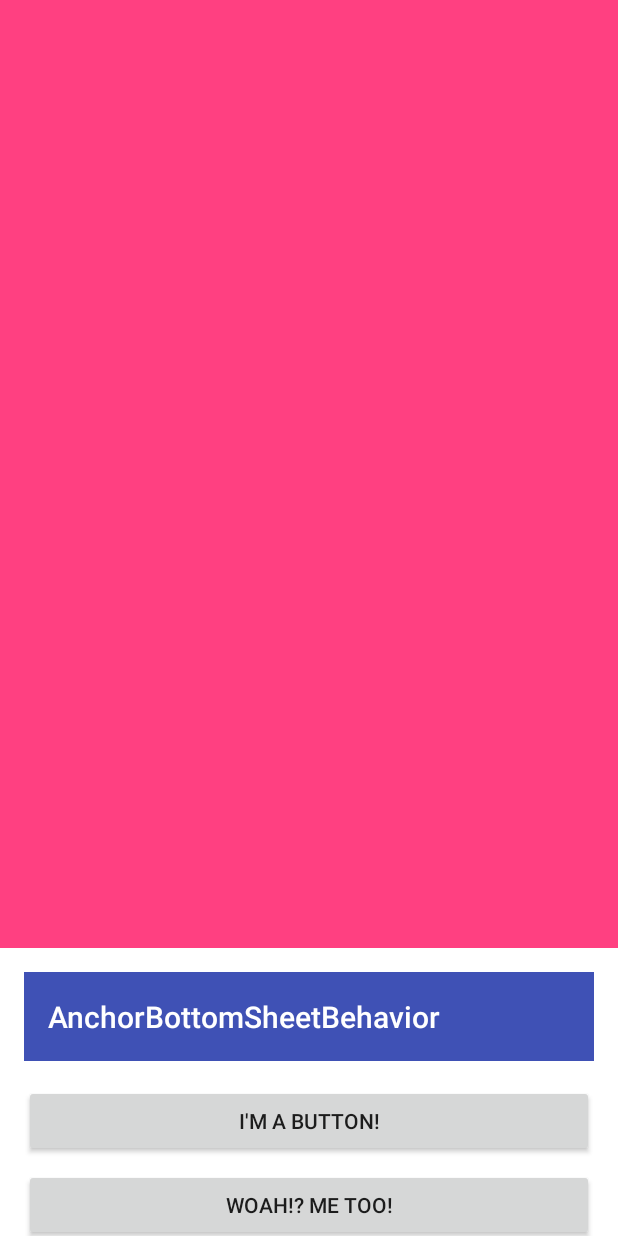
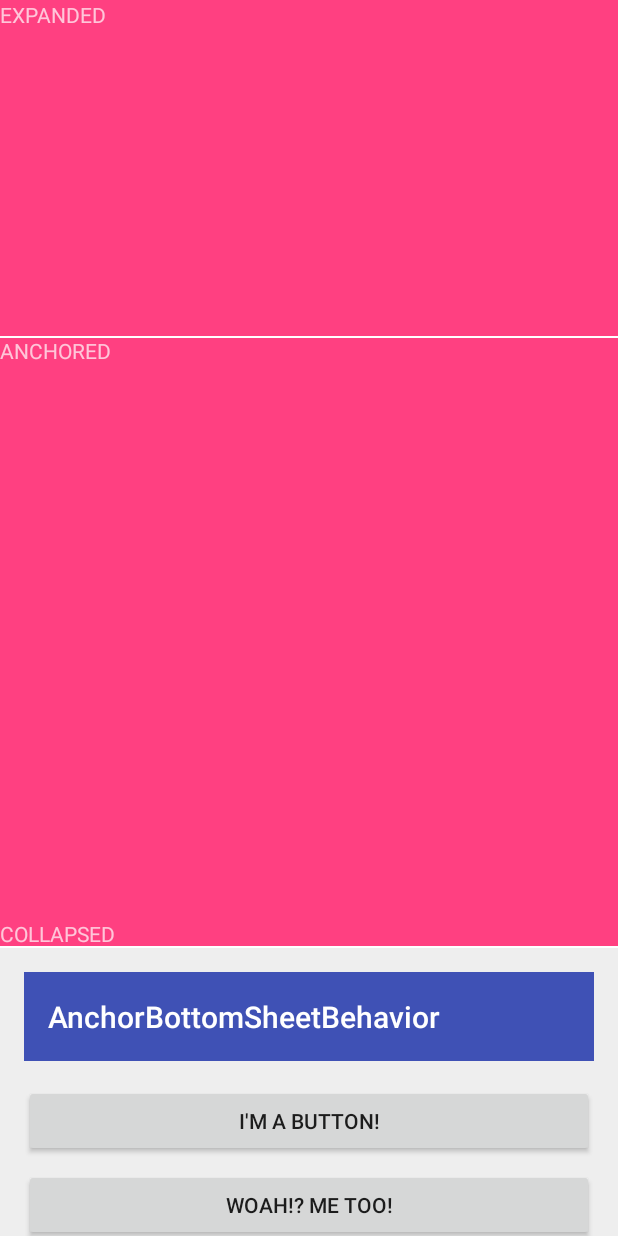
Before and after one commit to trafi/anchor-bottom-sheet-behavior, an Android app: the screen it shows after launch (MainActivity), on a phone screen of 412 x 824 dp. Run offline under Robolectric (Android 15) with nearby library versions, the phone set to English and light mode, and no system bars; 1 statement that could not run was skipped.

Commit message:
Add keylines to sample layout.

```diff
--- a/sample/src/main/res/layout/activity_main.xml
+++ b/sample/src/main/res/layout/activity_main.xml
@@ -6,20 +6,59 @@
     android:layout_width="match_parent"
     android:layout_height="match_parent"
     android:background="?colorAccent"
-    tools:context=".MainActivity">
+    tools:context=".MainActivity"
+    tools:ignore="HardcodedText,UnusedAttribute">
+
+    <View
+        android:id="@+id/anchored_keyline"
+        android:layout_width="match_parent"
+        android:layout_height="1dp"
+        android:layout_gravity="top"
+        android:layout_marginTop="@dimen/anchor_offset"
+        android:background="@android:color/white" />
+
+    <View
+        android:id="@+id/collapsed_keyline"
+        android:layout_width="match_parent"
+        android:layout_height="1dp"
+        android:layout_gravity="bottom"
+        android:layout_marginBottom="@dimen/peek_height"
+        android:background="@android:color/white" />
+
+    <TextView
+        android:layout_width="match_parent"
+        android:layout_height="wrap_content"
+        android:layout_gravity="bottom"
+        android:layout_marginBottom="@dimen/peek_height"
+        android:text="Collapsed"
+        android:textAllCaps="true" />
+
+    <TextView
+        android:layout_width="match_parent"
+        android:layout_height="wrap_content"
+        android:layout_gravity="top"
+        android:layout_marginTop="@dimen/anchor_offset"
+        android:text="Anchored"
+        android:textAllCaps="true" />
+
+    <TextView
+        android:layout_width="match_parent"
+        android:layout_height="wrap_content"
+        android:layout_gravity="top"
+        android:text="Expanded"
+        android:textAllCaps="true" />
 
     <LinearLayout
         android:id="@+id/bottom_sheet"
         android:layout_width="match_parent"
         android:layout_height="wrap_content"
-        android:background="@android:color/white"
+        android:background="#EEE"
         android:orientation="vertical"
-        app:behavior_anchorOffset="224dp"
-        app:behavior_peekHeight="192dp"
+        app:behavior_anchorOffset="@dimen/anchor_offset"
+        app:behavior_peekHeight="@dimen/peek_height"
         app:layout_behavior="com.trafi.anchorbottomsheetbehavior.AnchorBottomSheetBehavior">
 
         <TextView
-            android:id="@+id/mock_search_view"
             style="@style/TextAppearance.AppCompat.Title"
             android:layout_width="match_parent"
             android:layout_height="wrap_content"
@@ -29,13 +68,13 @@
             android:background="?colorPrimary"
             android:gravity="center_vertical"
             android:padding="16dp"
-            android:text="@string/app_name"
-            android:textColor="@android:color/primary_text_dark" />
+            android:text="@string/app_name" />
 
         <android.support.v4.widget.NestedScrollView
             android:layout_width="match_parent"
             android:layout_height="match_parent"
-            android:scrollbars="vertical">
+            android:scrollbars="vertical"
+            android:theme="@style/Theme.AppCompat.Light">
 
             <LinearLayout
                 android:layout_width="match_parent"
--- a/sample/src/main/res/values-w820dp/dimens.xml
+++ /dev/null
@@ -1,6 +0,0 @@
-<resources>
-    <!-- Example customization of dimensions originally defined in res/values/dimens.xml
-         (such as screen margins) for screens with more than 820dp of available width. This
-         would include 7" and 10" devices in landscape (~960dp and ~1280dp respectively). -->
-    <dimen name="activity_horizontal_margin">64dp</dimen>
-</resources>
--- a/sample/src/main/res/values/dimens.xml
+++ b/sample/src/main/res/values/dimens.xml
@@ -1,5 +1,4 @@
 <resources>
-    <!-- Default screen margins, per the Android Design guidelines. -->
-    <dimen name="activity_horizontal_margin">16dp</dimen>
-    <dimen name="activity_vertical_margin">16dp</dimen>
+    <dimen name="anchor_offset">224dp</dimen>
+    <dimen name="peek_height">192dp</dimen>
 </resources>
--- a/sample/src/main/res/values/styles.xml
+++ b/sample/src/main/res/values/styles.xml
@@ -1,7 +1,7 @@
 <resources>
 
     <!-- Base application theme. -->
-    <style name="AppTheme" parent="Theme.AppCompat.Light.NoActionBar">
+    <style name="AppTheme" parent="Theme.AppCompat.NoActionBar">
         <!-- Customize your theme here. -->
         <item name="colorPrimary">@color/colorPrimary</item>
         <item name="colorPrimaryDark">@color/colorPrimaryDark</item>
```
